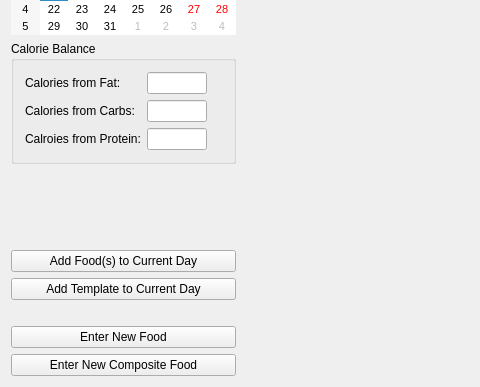
Old version of the form src/nutrition_tracker.ui in the repository tylermchenry/nutrition_tracker; both pictures show x 0 to 480 and y 118 to 505 of the 749 by 505 pixel window.
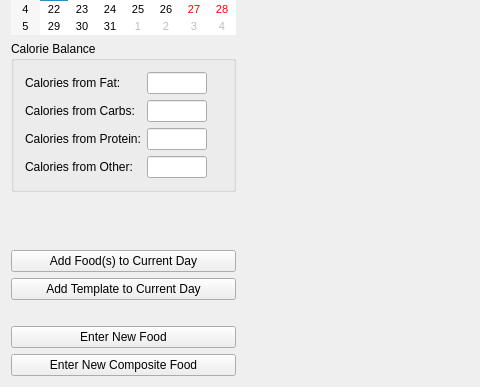
New version of the form. Custom widgets are drawn as their Qt base class.

Commit message: Use 'calories from nutrient' computation now built into food objects, rather than ad-hoc computation in the GUI layer.

Diff of the .ui file:
```diff
--- a/src/nutrition_tracker.ui
+++ b/src/nutrition_tracker.ui
@@ -112,7 +112,7 @@
         <item row="2" column="0">
          <widget class="QLabel" name="lblFromProtein">
           <property name="text">
-           <string>Calroies from Protein:</string>
+           <string>Calories from Protein:</string>
           </property>
          </widget>
         </item>
@@ -148,6 +148,32 @@
           </property>
          </widget>
         </item>
+        <item row="3" column="0">
+         <widget class="QLabel" name="lblFromOther">
+          <property name="text">
+           <string>Calories from Other:</string>
+          </property>
+         </widget>
+        </item>
+        <item row="3" column="1">
+         <widget class="QLineEdit" name="txtFromOther">
+          <property name="sizePolicy">
+           <sizepolicy hsizetype="Fixed" vsizetype="Fixed">
+            <horstretch>0</horstretch>
+            <verstretch>0</verstretch>
+           </sizepolicy>
+          </property>
+          <property name="maximumSize">
+           <size>
+            <width>60</width>
+            <height>16777215</height>
+           </size>
+          </property>
+          <property name="alignment">
+           <set>Qt::AlignRight|Qt::AlignTrailing|Qt::AlignVCenter</set>
+          </property>
+         </widget>
+        </item>
        </layout>
       </widget>
      </item>
```
The commit also changes 1 other file.
